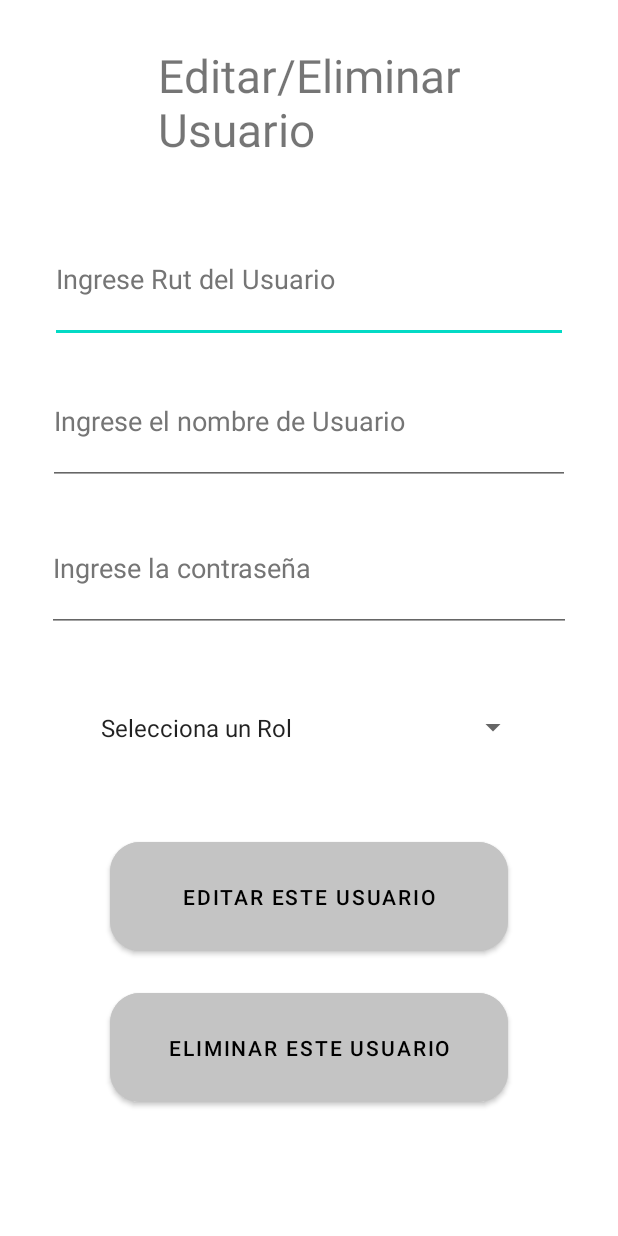
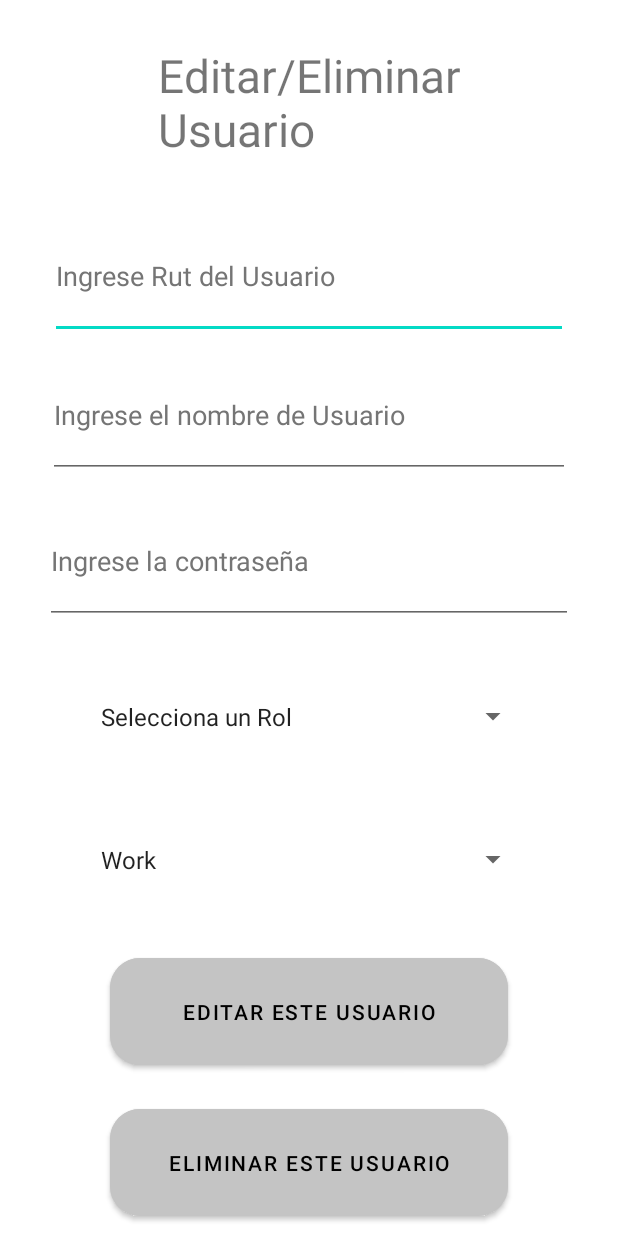
Before and after one commit to Razortx1/ChatDAA, an Android app: the fragment eliminar_edit_user shown on its own in the app's theme, on a phone screen of 412 x 824 dp. Run offline under Robolectric (Android 15) with nearby library versions, the phone set to English and light mode, and no system bars; our stand-ins replace Firebase (no records; nobody signed in at launch, a user with empty details on screens opened directly).

Commit message:
Lista ADMIN v 0.9.0
Creacion de lista para la edicion y eliminacion de usuarios

```diff
--- a/app/src/main/java/com/example/chatdaa/eliminar_edit_user.java
+++ b/app/src/main/java/com/example/chatdaa/eliminar_edit_user.java
@@ -4,15 +4,42 @@ import android.os.Bundle;
 import android.view.LayoutInflater;
 import android.view.View;
 import android.view.ViewGroup;
+import android.widget.Button;
+import android.widget.EditText;
+import android.widget.Spinner;
 
+import androidx.annotation.NonNull;
+import androidx.annotation.Nullable;
 import androidx.fragment.app.Fragment;
+import androidx.fragment.app.FragmentResultListener;
+
+import com.google.firebase.database.DatabaseReference;
+import com.google.firebase.database.FirebaseDatabase;
 
 public class eliminar_edit_user extends Fragment {
+    FirebaseDatabase firebaseDatabase;
+    DatabaseReference databaseReference;
+    Button btnactualizar, btneliminar;
+    EditText txtusername, txtrut, txtcontraseña;
+    Spinner rol;
+    String id;
 
     View view;
     @Override
     public void onCreate(Bundle savedInstanceState) {
         super.onCreate(savedInstanceState);
+        getParentFragmentManager().setFragmentResultListener("key", this, new FragmentResultListener() {
+            @Override
+            public void onFragmentResult(@NonNull String requestKey, @NonNull Bundle result) {
+                String username = result.getString("username");
+                String rut = result.getString("rut");
+                String contraseña = result.getString("contraseña");
+
+                txtusername.setText(username);
+                txtcontraseña.setText(contraseña);
+                txtrut.setText(rut);
+            }
+        });
     }
 
     @Override
@@ -23,4 +50,13 @@ public class eliminar_edit_user extends Fragment {
         view = inflater.inflate(R.layout.fragment_eliminar_edit_user, container, false);
         return view;
     }
+
+    @Override
+    public void onViewCreated(@NonNull View view, @Nullable Bundle savedInstanceState) {
+        super.onViewCreated(view, savedInstanceState);
+        txtrut = (EditText) view.findViewById(R.id.txt_rut_edit_delete_user);
+        txtusername = (EditText) view.findViewById(R.id.txt_name_edit_delete_user);
+        txtcontraseña = (EditText) view.findViewById(R.id.txt_pass_edit_delete_user);
+        rol = (Spinner) view.findViewById(R.id.spi_rol);
+    }
 }
--- a/app/src/main/res/layout/activity_cambio_contra.xml
+++ b/app/src/main/res/layout/activity_cambio_contra.xml
@@ -51,13 +51,12 @@
         android:id="@+id/btn_actualizar_cambios"
         android:layout_width="211dp"
         android:layout_height="69dp"
-        android:layout_marginStart="96dp"
         android:layout_marginBottom="146dp"
         android:backgroundTint="@color/teal_200"
-        android:onClick="ir_a_inicio"
         android:text="@string/aplicar_cambios"
         app:cornerRadius="20dp"
         app:layout_constraintBottom_toBottomOf="parent"
+        app:layout_constraintEnd_toEndOf="parent"
         app:layout_constraintStart_toStartOf="parent"
         app:layout_constraintTop_toBottomOf="@+id/txt_nueva_contra" />
 
--- a/app/src/main/res/layout/fragment_eliminar_edit_user.xml
+++ b/app/src/main/res/layout/fragment_eliminar_edit_user.xml
@@ -26,7 +26,8 @@
         android:layout_height="0dp"
         android:layout_marginStart="33dp"
         android:layout_marginEnd="33dp"
-        android:layout_marginBottom="10dp"
+        android:layout_marginBottom="9dp"
+        android:autofillHints=""
         android:ems="10"
         android:hint="@string/txthint_rut"
         android:inputType="textPersonName"
@@ -34,8 +35,7 @@
         app:layout_constraintBottom_toTopOf="@+id/txt_name_edit_delete_user"
         app:layout_constraintEnd_toEndOf="parent"
         app:layout_constraintStart_toStartOf="parent"
-        app:layout_constraintTop_toBottomOf="@+id/txv_edit_delete_user"
-        android:autofillHints="" />
+        app:layout_constraintTop_toBottomOf="@+id/txv_edit_delete_user" />
 
     <EditText
         android:id="@+id/txt_name_edit_delete_user"
@@ -44,6 +44,7 @@
         android:layout_marginStart="32dp"
         android:layout_marginEnd="32dp"
         android:layout_marginBottom="13dp"
+        android:autofillHints=""
         android:ems="10"
         android:hint="@string/user_text"
         android:inputType="textPersonName"
@@ -51,16 +52,16 @@
         app:layout_constraintBottom_toTopOf="@+id/txt_pass_edit_delete_user"
         app:layout_constraintEnd_toEndOf="parent"
         app:layout_constraintStart_toStartOf="parent"
-        app:layout_constraintTop_toBottomOf="@+id/txt_rut_edit_delete_user"
-        android:autofillHints="" />
+        app:layout_constraintTop_toBottomOf="@+id/txt_rut_edit_delete_user" />
 
     <EditText
         android:id="@+id/txt_pass_edit_delete_user"
         android:layout_width="0dp"
         android:layout_height="0dp"
-        android:layout_marginStart="31dp"
-        android:layout_marginEnd="31dp"
-        android:layout_marginBottom="21dp"
+        android:layout_marginStart="30dp"
+        android:layout_marginEnd="30dp"
+        android:layout_marginBottom="20dp"
+        android:autofillHints=""
         android:ems="10"
         android:hint="@string/pass_text"
         android:inputType="textPassword"
@@ -68,8 +69,7 @@
         app:layout_constraintBottom_toTopOf="@+id/spi_rol"
         app:layout_constraintEnd_toEndOf="parent"
         app:layout_constraintStart_toStartOf="parent"
-        app:layout_constraintTop_toBottomOf="@+id/txt_name_edit_delete_user"
-        android:autofillHints="" />
+        app:layout_constraintTop_toBottomOf="@+id/txt_name_edit_delete_user" />
 
     <Spinner
         android:id="@+id/spi_rol"
@@ -77,13 +77,28 @@
         android:layout_height="0dp"
         android:layout_marginStart="59dp"
         android:layout_marginEnd="59dp"
-        android:layout_marginBottom="28dp"
+        android:layout_marginBottom="12dp"
         android:entries="@array/roles"
+        android:spinnerMode="dropdown"
+        app:layout_constraintBottom_toTopOf="@+id/spi_alumno"
+        app:layout_constraintEnd_toEndOf="parent"
+        app:layout_constraintStart_toStartOf="parent"
+        app:layout_constraintTop_toBottomOf="@+id/txt_pass_edit_delete_user" />
+
+    <Spinner
+        android:id="@+id/spi_alumno"
+        android:layout_width="0dp"
+        android:layout_height="0dp"
+        android:layout_marginStart="59dp"
+        android:layout_marginEnd="59dp"
+        android:layout_marginBottom="18dp"
+        android:entries="@android:array/organizationTypes"
+        android:saveEnabled="false"
         android:spinnerMode="dropdown"
         app:layout_constraintBottom_toTopOf="@+id/btn_edit_user"
         app:layout_constraintEnd_toEndOf="parent"
         app:layout_constraintStart_toStartOf="parent"
-        app:layout_constraintTop_toBottomOf="@+id/txt_pass_edit_delete_user" />
+        app:layout_constraintTop_toBottomOf="@+id/spi_rol" />
 
     <Button
         android:id="@+id/btn_edit_user"
@@ -91,7 +106,7 @@
         android:layout_height="0dp"
         android:layout_marginStart="73dp"
         android:layout_marginEnd="73dp"
-        android:layout_marginBottom="16dp"
+        android:layout_marginBottom="17dp"
         android:backgroundTint="@color/gray_light"
         android:text="@string/btn_editar_user"
         android:textColor="@color/black"
@@ -99,7 +114,7 @@
         app:layout_constraintBottom_toTopOf="@+id/btn_delete_user"
         app:layout_constraintEnd_toEndOf="parent"
         app:layout_constraintStart_toStartOf="parent"
-        app:layout_constraintTop_toBottomOf="@+id/spi_rol" />
+        app:layout_constraintTop_toBottomOf="@+id/spi_alumno" />
 
     <Button
         android:id="@+id/btn_delete_user"
@@ -107,7 +122,7 @@
         android:layout_height="0dp"
         android:layout_marginStart="73dp"
         android:layout_marginEnd="73dp"
-        android:layout_marginBottom="83dp"
+        android:layout_marginBottom="7dp"
         android:backgroundTint="@color/gray_light"
         android:text="@string/btn_delete_user"
         android:textColor="@color/black"
--- a/app/src/main/res/layout/fragment_lista_usuarios.xml
+++ b/app/src/main/res/layout/fragment_lista_usuarios.xml
@@ -3,6 +3,7 @@
     xmlns:tools="http://schemas.android.com/tools"
     android:layout_width="match_parent"
     android:layout_height="match_parent"
+    android:backgroundTint="@color/redgrey"
     tools:context=".lista_usuarios">
 
     <ListView
```
Also changed, not shown: app/src/main/java/com/example/chatdaa/CambioContra.java (+34 -6 lines), app/src/main/java/com/example/chatdaa/lista_usuarios.java (+74 -1 lines).
